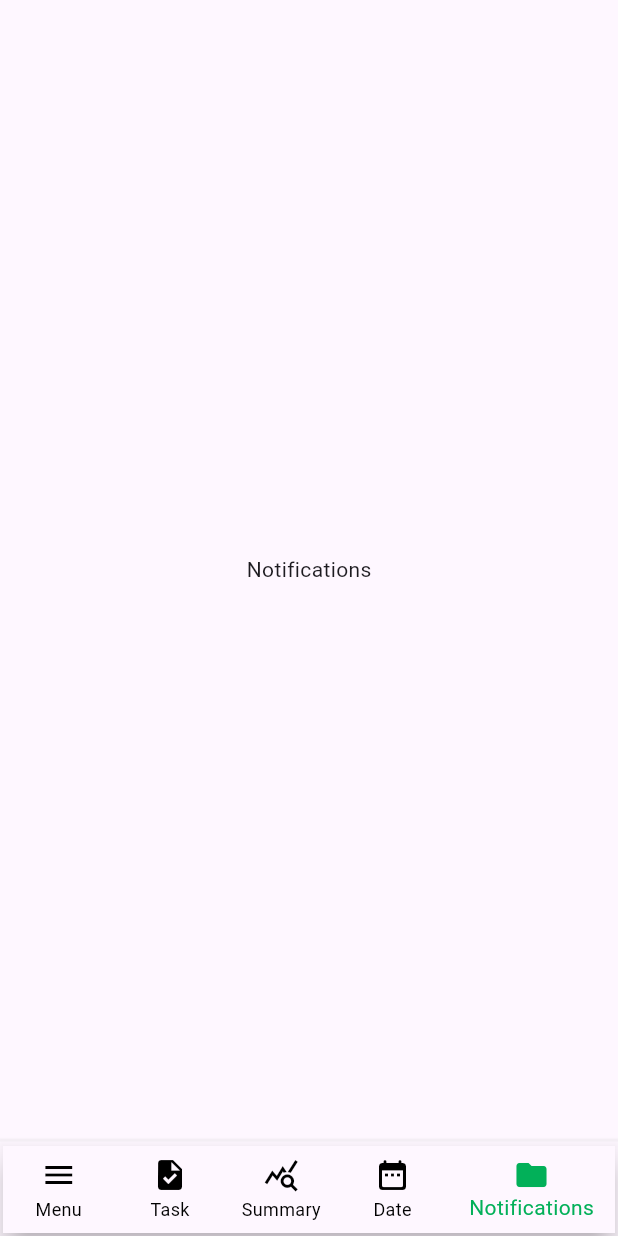
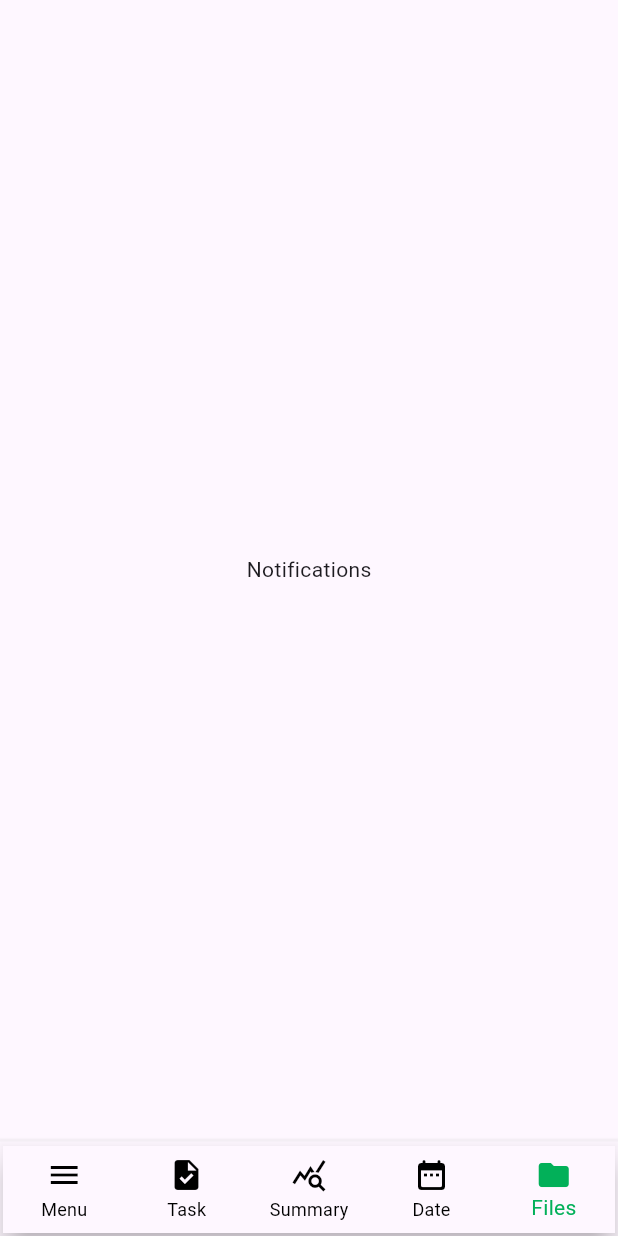
Before and after one commit to byteArrow18/App_Dev_001, a Flutter app: the screen it shows after launch, item 5 of the bottom bar chosen, on a phone screen of 412 x 824 dp. Run offline on Flutter 3.47's test engine with Material 3 defaults, Android fonts, the light colour scheme and no system bars.

Commit message:
label fix

```diff
--- a/lib/ShellPage.dart
+++ b/lib/ShellPage.dart
@@ -50,7 +50,7 @@ class _ShellPageState extends State<ShellPage> {
             showUnselectedLabels: true,
             // backgroundColor: Colors.amberAccent,
             // showUnselectedLabels: true,
-            // type: BottomNavigationBarType.fixed,
+            type: BottomNavigationBarType.fixed,
             onTap: (index) {
               setState(() {
                 myIndex = index;
@@ -63,7 +63,7 @@ class _ShellPageState extends State<ShellPage> {
               BottomNavigationBarItem(icon: Icon(Icons.task),label: 'Task',),
               BottomNavigationBarItem(icon: Icon(Icons.query_stats_outlined),label: 'Summary',),
               BottomNavigationBarItem(icon: Icon(Icons.date_range_rounded),label: 'Date',),
-              BottomNavigationBarItem(icon: Icon(Icons.folder),label: 'Notifications',),
+              BottomNavigationBarItem(icon: Icon(Icons.folder),label: 'Files',),
             ]
           ),
         ),
```
